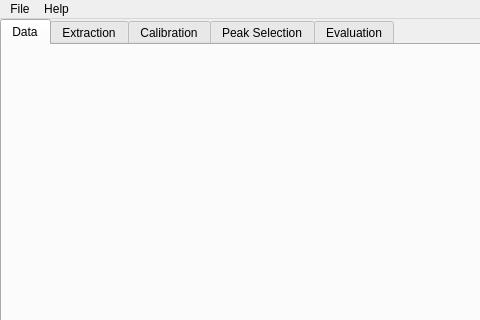
This is bmicro/gui/main.ui in BrillouinMicroscopy/BMicro as Qt 5 draws it before an edit; both pictures show x 0 to 480 and y 0 to 320 of the 730 by 518 pixel window. The edited form follows.
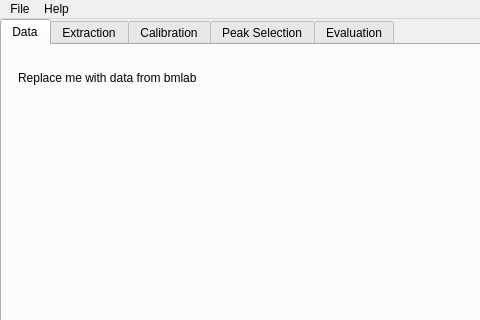
This is the edited form. The open tabs and pages were chosen to show the change.

Commit message: Add label for testing purpose

Patch:
```diff
--- a/bmicro/gui/main.ui
+++ b/bmicro/gui/main.ui
@@ -42,6 +42,19 @@
        <attribute name="title">
         <string>Data</string>
        </attribute>
+       <widget class="QLabel" name="label_test">
+        <property name="geometry">
+         <rect>
+          <x>16</x>
+          <y>16</y>
+          <width>209</width>
+          <height>33</height>
+         </rect>
+        </property>
+        <property name="text">
+         <string>Replace me with data from bmlab</string>
+        </property>
+       </widget>
       </widget>
       <widget class="QWidget" name="tab_extraction">
        <attribute name="title">
```
Left out of the diff: 2 changed lines with no effect on the pictures.
